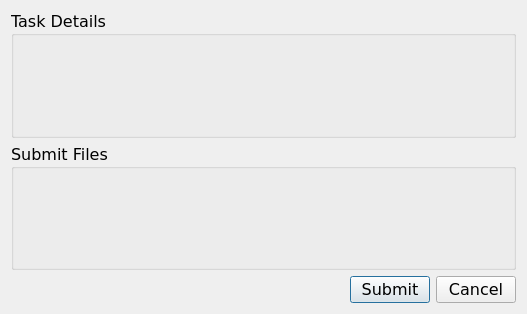
Old version of the form CLOCKWORK_SEMESTER/submit_files_task.ui in the repository AmielJohnPadasay/ClockWork.
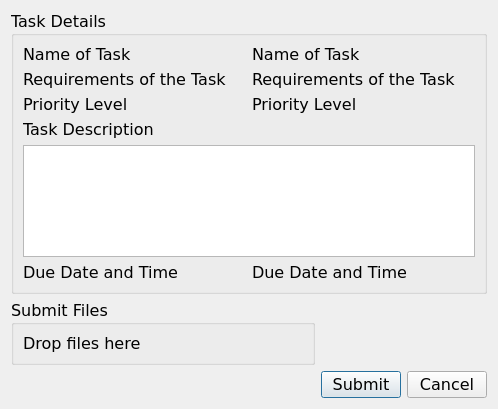
New version of the form.

Commit message: Currently working on Submit Task

```diff
--- a/CLOCKWORK_SEMESTER/submit_files_task.ui
+++ b/CLOCKWORK_SEMESTER/submit_files_task.ui
@@ -6,8 +6,8 @@
    <rect>
     <x>0</x>
     <y>0</y>
-    <width>527</width>
-    <height>314</height>
+    <width>498</width>
+    <height>409</height>
    </rect>
   </property>
   <property name="font">
@@ -19,7 +19,109 @@
   <property name="windowTitle">
    <string>Submit Files</string>
   </property>
-  <layout class="QGridLayout" name="gridLayout">
+  <layout class="QGridLayout" name="gridLayout_2">
+   <item row="0" column="0" colspan="3">
+    <widget class="QGroupBox" name="taskdetails_box">
+     <property name="title">
+      <string>Task Details</string>
+     </property>
+     <layout class="QGridLayout" name="gridLayout_3">
+      <item row="0" column="0">
+       <widget class="QLabel" name="name_task_label">
+        <property name="text">
+         <string>Name of Task</string>
+        </property>
+       </widget>
+      </item>
+      <item row="0" column="1">
+       <widget class="QLabel" name="name_task_label_input">
+        <property name="text">
+         <string>Name of Task</string>
+        </property>
+       </widget>
+      </item>
+      <item row="1" column="0">
+       <widget class="QLabel" name="req_task_label">
+        <property name="text">
+         <string>Requirements of the Task</string>
+        </property>
+       </widget>
+      </item>
+      <item row="1" column="1">
+       <widget class="QLabel" name="req_task_label_input">
+        <property name="text">
+         <string>Requirements of the Task</string>
+        </property>
+       </widget>
+      </item>
+      <item row="2" column="0">
+       <widget class="QLabel" name="prioritylevel_label">
+        <property name="text">
+         <string>Priority Level</string>
+        </property>
+       </widget>
+      </item>
+      <item row="2" column="1">
+       <widget class="QLabel" name="prioritylevel_label_input">
+        <property name="text">
+         <string>Priority Level</string>
+        </property>
+       </widget>
+      </item>
+      <item row="3" column="0">
+       <widget class="QLabel" name="task_description">
+        <property name="text">
+         <string>Task Description</string>
+        </property>
+       </widget>
+      </item>
+      <item row="4" column="0" colspan="2">
+       <widget class="QTextBrowser" name="task_description_box">
+        <property name="html">
+         <string>&lt;!DOCTYPE HTML PUBLIC &quot;-//W3C//DTD HTML 4.0//EN&quot; &quot;http://www.w3.org/TR/REC-html40/strict.dtd&quot;&gt;
+&lt;html&gt;&lt;head&gt;&lt;meta name=&quot;qrichtext&quot; content=&quot;1&quot; /&gt;&lt;meta charset=&quot;utf-8&quot; /&gt;&lt;style type=&quot;text/css&quot;&gt;
+p, li { white-space: pre-wrap; }
+hr { height: 1px; border-width: 0; }
+li.unchecked::marker { content: &quot;\2610&quot;; }
+li.checked::marker { content: &quot;\2612&quot;; }
+&lt;/style&gt;&lt;/head&gt;&lt;body style=&quot; font-family:'Verdana'; font-size:12pt; font-weight:400; font-style:normal;&quot;&gt;
+&lt;p style=&quot;-qt-paragraph-type:empty; margin-top:0px; margin-bottom:0px; margin-left:0px; margin-right:0px; -qt-block-indent:0; text-indent:0px; font-size:11pt;&quot;&gt;&lt;br /&gt;&lt;/p&gt;&lt;/body&gt;&lt;/html&gt;</string>
+        </property>
+       </widget>
+      </item>
+      <item row="5" column="0">
+       <widget class="QLabel" name="duedate_label">
+        <property name="text">
+         <string>Due Date and Time</string>
+        </property>
+       </widget>
+      </item>
+      <item row="5" column="1">
+       <widget class="QLabel" name="duedate_label_2">
+        <property name="text">
+         <string>Due Date and Time</string>
+        </property>
+       </widget>
+      </item>
+     </layout>
+    </widget>
+   </item>
+   <item row="1" column="0">
+    <widget class="QGroupBox" name="link_requirement_box">
+     <property name="title">
+      <string>Submit Files</string>
+     </property>
+     <layout class="QGridLayout" name="gridLayout">
+      <item row="0" column="0">
+       <widget class="QLabel" name="drop_files_here_label">
+        <property name="text">
+         <string>Drop files here</string>
+        </property>
+       </widget>
+      </item>
+     </layout>
+    </widget>
+   </item>
    <item row="2" column="0">
     <spacer name="horizontalSpacer">
      <property name="orientation">
@@ -33,13 +135,6 @@
      </property>
     </spacer>
    </item>
-   <item row="1" column="0" colspan="3">
-    <widget class="QGroupBox" name="link_requirement_box">
-     <property name="title">
-      <string>Submit Files</string>
-     </property>
-    </widget>
-   </item>
    <item row="2" column="1">
     <widget class="QPushButton" name="submit_btn">
      <property name="text">
@@ -54,13 +149,6 @@
      </property>
     </widget>
    </item>
-   <item row="0" column="0" colspan="3">
-    <widget class="QGroupBox" name="taskdetails_box">
-     <property name="title">
-      <string>Task Details</string>
-     </property>
-    </widget>
-   </item>
   </layout>
  </widget>
  <resources/>
```
The commit also changes 3 other files.
